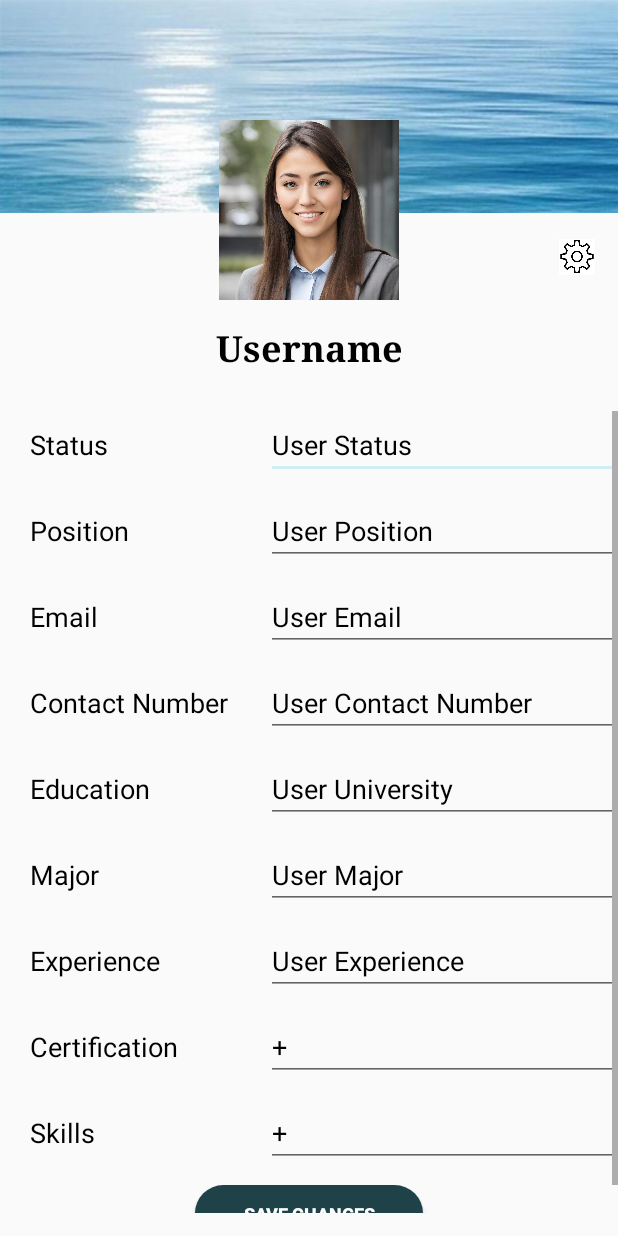
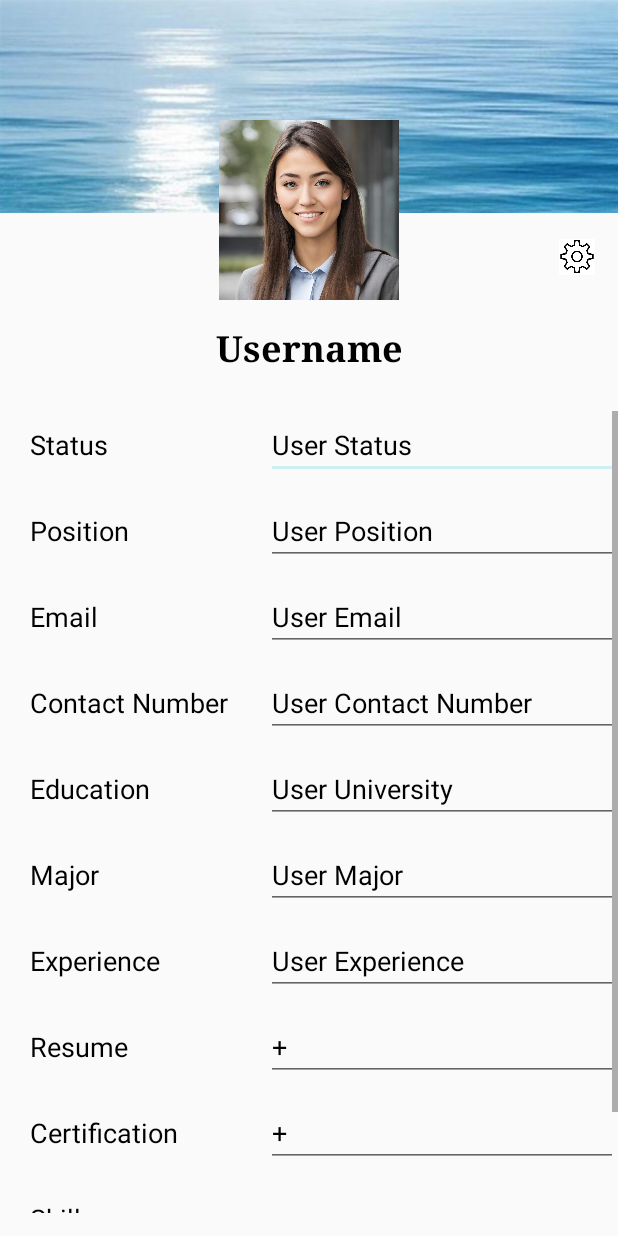
Before and after one commit to LorXinHui/GCR2.0, an Android app: the layout fragment_profile.xml on its own in the app's theme, with its tools: preview values and no code run, on a phone screen of 412 x 824 dp. Run offline under Robolectric (Android 15) with nearby library versions, the phone set to English and light mode, and no system bars.

Commit message:
- added resume table row to append resume

```diff
--- a/MyApplication/app/src/main/java/com/example/myapplication/fragment/FragmentProfile.java
+++ b/MyApplication/app/src/main/java/com/example/myapplication/fragment/FragmentProfile.java
@@ -6,8 +6,6 @@ import android.content.SharedPreferences;
 import android.os.Bundle;
 
 import androidx.fragment.app.Fragment;
-import androidx.fragment.app.FragmentManager;
-import androidx.fragment.app.FragmentTransaction;
 
 import android.util.Log;
 import android.view.LayoutInflater;
@@ -21,8 +19,6 @@ import com.example.myapplication.R;
 import com.example.myapplication.activity.FragmentSettings;
 import com.example.myapplication.database.DatabaseHelper;
 import com.example.myapplication.object.User;
-
-import org.w3c.dom.Text;
 
 import java.util.ArrayList;
 
@@ -109,7 +105,9 @@ public class FragmentProfile extends Fragment {
         EditText userUni = view.findViewById(R.id.user_uni);
         EditText userMajor = view.findViewById(R.id.user_major);
         EditText userCert = view.findViewById(R.id.user_certificate);
-        EditText userSkills = view.findViewById(R.id.user_skills);
+        EditText userSkills = view.findViewById(R.id.user_skill);
+        EditText userResume = view.findViewById(R.id.user_resume);
+
 
         User user = db.getUser(username);
         if (user != null) {
--- a/MyApplication/app/src/main/res/layout/fragment_profile.xml
+++ b/MyApplication/app/src/main/res/layout/fragment_profile.xml
@@ -247,6 +247,31 @@
 
             <TableRow
                 android:layout_width="match_parent"
+                android:layout_height="match_parent"
+                android:layout_marginTop="12dp">
+
+                <TextView
+                    android:layout_width="wrap_content"
+                    android:layout_height="wrap_content"
+                    android:layout_marginStart="20dp"
+                    android:fontFamily="sans-serif"
+                    android:text="Resume"
+                    android:textColor="@android:color/black"
+                    android:textSize="18sp" />
+
+                <EditText
+                    android:id="@+id/user_resume"
+                    android:layout_width="0dp"
+                    android:layout_height="wrap_content"
+                    android:layout_marginStart="25dp"
+                    android:layout_weight="1"
+                    android:text="+"
+                    android:textColor="@android:color/black"
+                    android:textSize="18sp" />
+            </TableRow>
+
+            <TableRow
+                android:layout_width="match_parent"
                 android:layout_height="wrap_content"
                 android:layout_marginTop="12dp">
 
@@ -285,7 +310,7 @@
                     android:textSize="18sp" />
 
                 <EditText
-                    android:id="@+id/user_skills"
+                    android:id="@+id/user_skill"
                     android:layout_width="0dp"
                     android:layout_height="wrap_content"
                     android:layout_marginStart="25dp"
```
